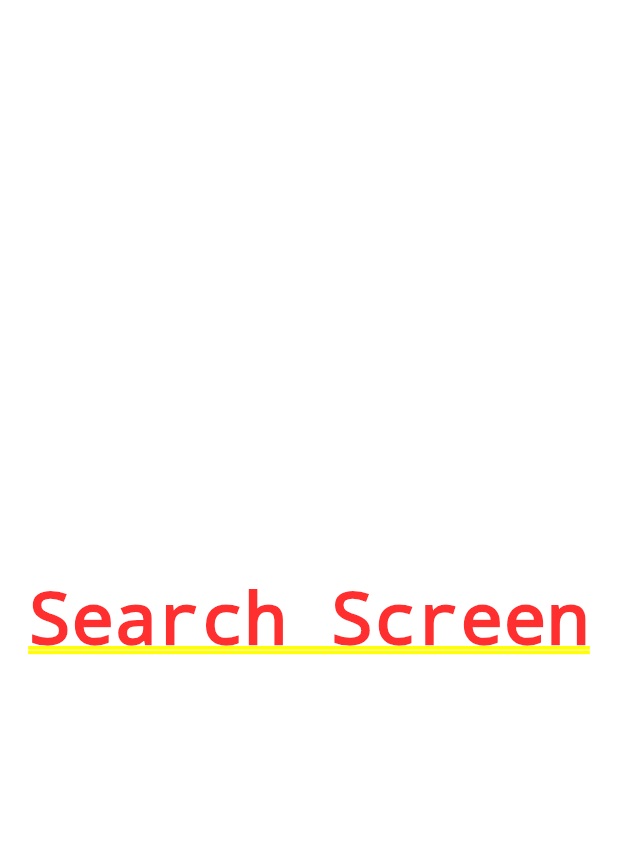
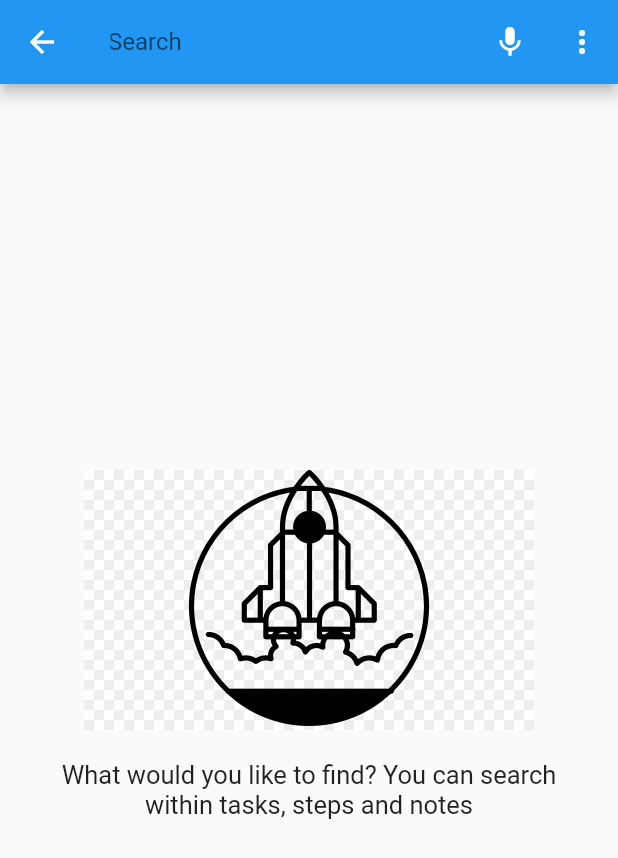
Before and after one commit to dabigjoe6/Microsoft-To-Do-Clone, a Flutter app: the screen it shows after launch, after a tap on the "search" icon, on a phone screen of 412 x 824 dp. Shown: the top 858 px of the screen. Run offline on Flutter 3.47's test engine with Material 2 defaults, Android fonts, the phone set to English and light mode, and no system bars.

Commit message:
Add SearchScreen static visuals

```diff
--- a/lib/screens/searchScreen/SearchScreen.dart
+++ b/lib/screens/searchScreen/SearchScreen.dart
@@ -3,6 +3,52 @@ import 'package:flutter/material.dart';
 class SearchScreen extends StatelessWidget {
   @override
   Widget build(BuildContext context) {
-    return Center(child: Text('Search Screen'),);
+    return Scaffold(
+      appBar: AppBar(
+        leading: IconButton(
+          icon: Icon(Icons.arrow_back),
+          onPressed: () {
+            //Do nothing for now
+            Navigator.pop(context);
+          }
+        ),
+        title: TextField(
+          autofocus: true,
+          decoration: InputDecoration(
+            border: InputBorder.none,
+            hintText: 'Search'
+          )
+        ),
+        actions: <Widget>[
+          IconButton(
+            icon: Icon(Icons.mic),
+            onPressed: () {
+              //Do nothing for now
+            }
+          ),
+          IconButton(
+            icon: Icon(Icons.more_vert),
+            onPressed: () {
+              //Do nothing for now
+            }
+          )
+        ]
+      ),
+      body: SafeArea(
+        child: Center(
+          child: Column(
+            mainAxisAlignment: MainAxisAlignment.center,
+            crossAxisAlignment: CrossAxisAlignment.center,
+            children: <Widget>[
+              Image.asset('assets/rocket.jpg', scale: 3),
+              Container(
+                padding: EdgeInsets.all(20),
+                child: Text('What would you like to find? You can search within tasks, steps and notes', textAlign: TextAlign.center, style: TextStyle(fontSize: 17))
+              )
+            ]
+          )
+        )
+      )
+    );
   }
 }
--- /dev/null
+++ b/lib/screens/todoListScreen/TodoListScreen.dart
@@ -0,0 +1,10 @@
+import 'package:flutter/material.dart';
+
+class TodoListScreen extends StatelessWidget {
+  @override
+  Widget build(BuildContext context) {
+    return SafeArea(
+      child: Text('TodoListScreen')
+    );
+  }
+}
--- a/pubspec.yaml
+++ b/pubspec.yaml
@@ -45,7 +45,8 @@ flutter:
   #  - images/a_dot_burr.jpeg
   #  - images/a_dot_ham.jpeg
   - assets/display_picture.jpg
-
+  - assets/rocket.png
+  - assets/rocket.jpg
   # An image asset can refer to one or more resolution-specific "variants", see
   # https://flutter.dev/assets-and-images/#resolution-aware.
 
```
Also changed, not shown: assets/rocket.jpg (added), assets/rocket.png (added).
